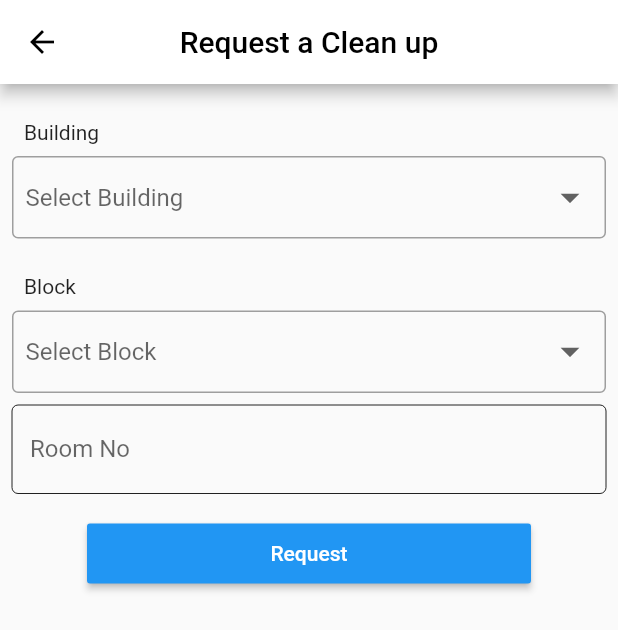
After one commit to AyushBherwani1998/CollegeConnect, a Flutter app: the Cleaniness screen opened directly, on a phone screen of 412 x 824 dp. The commit adds this screen. Shown: the top 630 px of the screen. Run offline on Flutter 3.47's test engine with Material 2 defaults, Android fonts, the phone set to English and light mode, and no system bars; our stand-ins replace cloud_firestore, datetime_picker_formfield, firebase_auth, font_awesome_flutter, platform, progress_indicators and 1 more; missing offline and left inert: android_intent; accounts and stored records are empty; statements that could not run were skipped.

Commit message:
final commit

```diff
--- /dev/null
+++ b/collegeconnect_app/lib/user_interface/cleaniness.dart
@@ -0,0 +1,173 @@
+import 'package:cloud_firestore/cloud_firestore.dart';
+import 'package:flutter/material.dart';
+class Cleaniness extends StatelessWidget{
+  @override
+  Widget build(BuildContext context) {
+    // TODO: implement build
+    return Scaffold(
+      appBar: AppBar(
+        backgroundColor: Colors.white,
+        iconTheme: IconThemeData(
+          color: Colors.black
+        ),
+        centerTitle: true,
+        title: Text("Request a Clean up",style: TextStyle(color: Colors.black),),
+      ),
+      body: HomePage(),
+    );
+  }
+
+}
+
+class HomePage extends StatefulWidget{
+  @override
+  State<StatefulWidget> createState() {
+    // TODO: implement createState
+    return MyHomePage();
+  }
+}
+
+class MyHomePage extends State<HomePage>{
+  TextEditingController roomNo = new TextEditingController();
+  String block;
+  List<DropdownMenuItem<String>> blockList = [];
+  List<String> dropListBlock = ["A","B","D"];
+  String building;
+  List<DropdownMenuItem<String>> buildingList = [];
+  List<String> dropListBul = ["PIET","PIT","MBBS"];
+
+  void _submit({String roomNo,String building,String block}){
+      Firestore.instance.collection("clean").document().setData({"roomNO":roomNo,"block":block,"building":building});
+      Navigator.pop(context);
+  }
+
+  @override
+  void initState() {
+    // TODO: implement initState
+    super.initState();
+    building = null;
+    block =  null;
+    buildingList = dropListBul.map((val)=> new DropdownMenuItem(child: new Text(val),value: val,)).toList();
+    blockList = dropListBlock.map((val)=> new DropdownMenuItem(child: new Text(val),value: val,)).toList();
+
+  }
+  @override
+  Widget build(BuildContext context) {
+    return Container(
+      padding: EdgeInsets.all(8.0),
+      width: MediaQuery.of(context).size.width,
+      height: MediaQuery.of(context).size.height,
+      child: ListView(
+        shrinkWrap: true,
+        scrollDirection: Axis.vertical,
+        children: <Widget>[
+          SizedBox(
+            height: 8.0,
+          ),
+          Container(
+            margin: EdgeInsets.all(8.0),
+            child: Text(
+              "Building",
+              style: TextStyle(color: Colors.black87, fontSize: 14.0),
+            ),
+          ),
+          Container(
+            height: 55.0,
+            width: MediaQuery.of(context).size.width,
+            padding: EdgeInsets.fromLTRB(8.0, 0.0, 8.0, 0.0),
+            decoration: BoxDecoration(
+                borderRadius: BorderRadius.all(Radius.circular(4.0)),
+                border: Border.all(
+                  color: Colors.grey,
+                )),
+            child: DropdownButtonHideUnderline(
+                child: DropdownButton(
+                    hint: Text("Select Building"),
+                    items: buildingList,
+                    value: building,
+                    iconSize: 30.0,
+                    elevation: 8,
+                    onChanged: (value){
+                      setState(() {
+                        building = value;
+                      });
+                    })
+            ),
+          ),
+          SizedBox(
+            height: 16.0,
+          ),
+          Container(
+            margin: EdgeInsets.all(8.0),
+            child: Text(
+              "Block",
+              style: TextStyle(color: Colors.black87, fontSize: 14.0),
+            ),
+          ),
+          Container(
+            height: 55.0,
+            width: MediaQuery.of(context).size.width,
+            padding: EdgeInsets.fromLTRB(8.0, 0.0, 8.0, 0.0),
+            decoration: BoxDecoration(
+                borderRadius: BorderRadius.all(Radius.circular(4.0)),
+                border: Border.all(
+                  color: Colors.grey,
+                )),
+            child: DropdownButtonHideUnderline(
+                child: DropdownButton(
+                    hint: Text("Select Block"),
+                    items: blockList,
+                    value: block,
+                    iconSize: 30.0,
+                    elevation: 8,
+                    onChanged: (value){
+                      setState(() {
+                        block = value;
+                      });
+                    })
+            ),
+          ),
+          SizedBox(
+            height: 8.0,
+          ),
+          TextField(
+            controller: roomNo,
+            decoration: InputDecoration(
+              enabledBorder: const OutlineInputBorder(
+                borderSide: const BorderSide(color: Colors.black87, width: 0.0),
+              ),
+              focusedBorder: const OutlineInputBorder(
+                borderSide: const BorderSide(color: Colors.black87, width: 0.0),
+              ),
+              border: OutlineInputBorder(),
+              labelText: "Room No",
+            ),
+          ),
+          SizedBox(
+            height: 16.0,
+          ),
+          Container(
+              margin: EdgeInsets.fromLTRB(50, 0.0, 50, 0.0),
+              child: MaterialButton(
+                onPressed: submit,
+                color: Colors.blue,
+                child: Container(
+                    padding:EdgeInsets.all(12.0),
+                    child:Text("Request",style: TextStyle(color:Colors.white),)
+                ),
+              )
+          ),
+        ],
+      ),
+    );
+  }
+
+  void submit(){
+    if(roomNo.text.toString() == "" || building == null || block == null){
+      Scaffold.of(context).showSnackBar(
+          SnackBar(content: Text("Fill all the fields! Some Field are empty")));
+    }else{
+      _submit(roomNo: roomNo.text.toString(),block: block,building: building);
+    }
+  }
+}
--- a/collegeconnect_app/lib/user_interface/homepage.dart
+++ b/collegeconnect_app/lib/user_interface/homepage.dart
@@ -5,7 +5,7 @@ import 'package:wave/wave.dart';
 import 'package:collegeconnect_app/user_interface/profile.dart';
 import 'package:collegeconnect_app/user_interface/food.dart';
 import 'package:collegeconnect_app/user_interface/lost_items.dart';
-
+import 'package:collegeconnect_app/user_interface/cleaniness.dart';
 class Home extends StatelessWidget{
   final String userId;
   final VoidCallback onSignedOut;
@@ -144,6 +144,9 @@ class Home extends StatelessWidget{
                                   ),
                                   height: 150.0,
                                   child: GestureDetector(
+                                    onTap: (){
+                                      Navigator.push(context, MaterialPageRoute(builder: (context)=>Cleaniness()));
+                                    },
                                     child: Card(
                                       color: Color(0xFF5433FF),
                                       elevation: 8.0,
--- a/collegeconnect_app/lib/user_interface/profile.dart
+++ b/collegeconnect_app/lib/user_interface/profile.dart
@@ -1,6 +1,4 @@
 import 'dart:async';
-import 'package:datetime_picker_formfield/datetime_picker_formfield.dart';
-import 'package:intl/intl.dart';
 import 'package:collegeconnect_app/user_interface/userinfo_form.dart';
 import 'package:flutter/material.dart';
 import 'package:cloud_firestore/cloud_firestore.dart';
```
